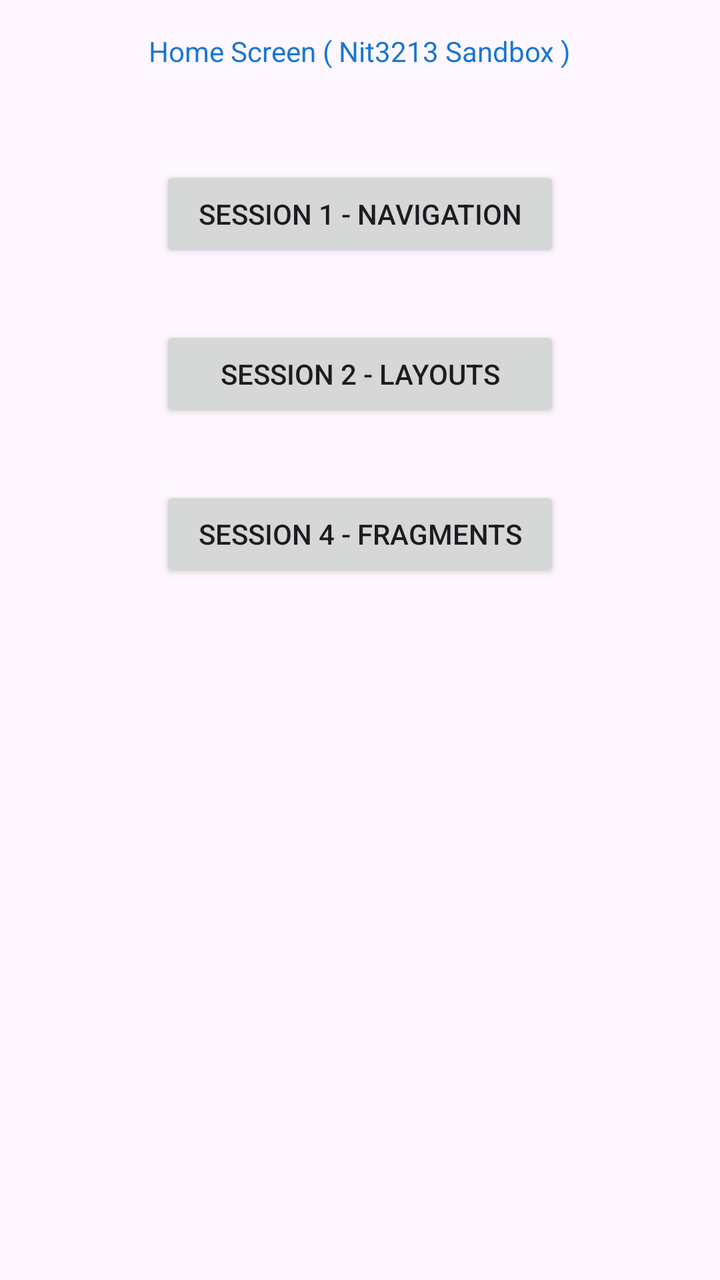
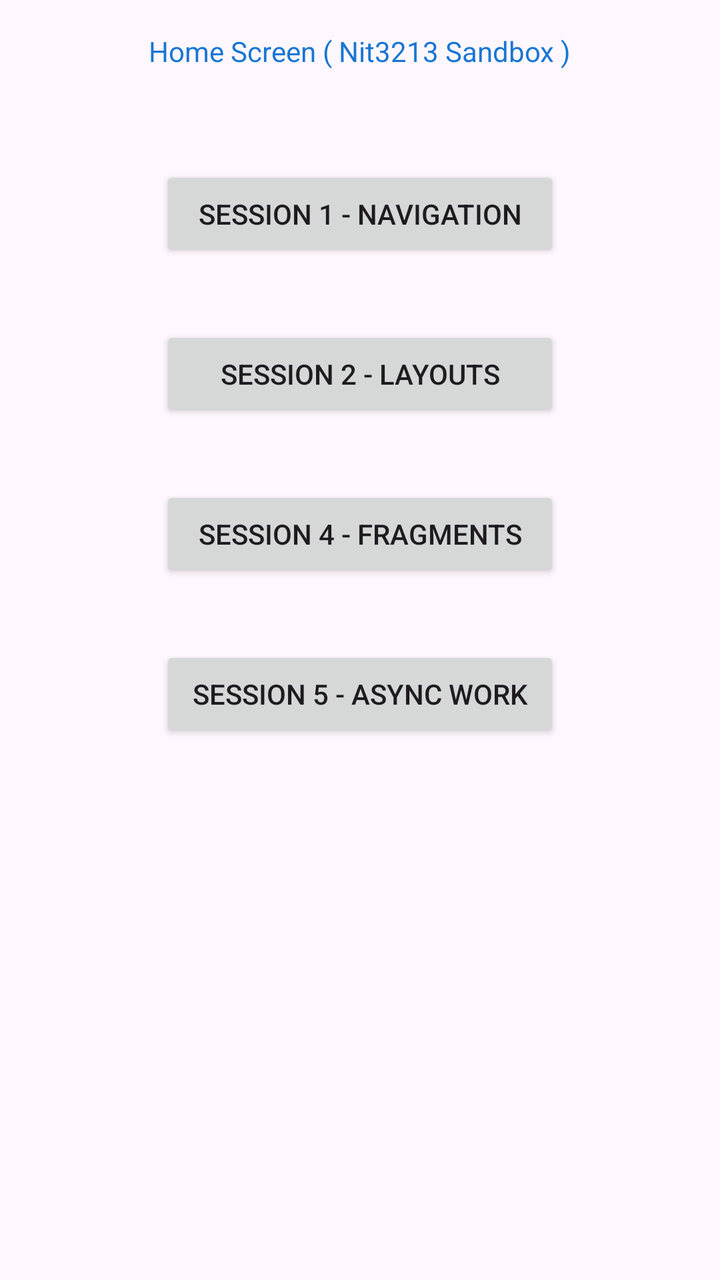

Before-and-after screenshots of an Android layout around one commit, followed by the original layout XML and the change that was made.
<!-- AndroidManifest.xml: application theme Theme.Nit3213SandBoxApp -->
<!-- res/layout/activity_home_screen.xml -->
<?xml version="1.0" encoding="utf-8"?>
<androidx.constraintlayout.widget.ConstraintLayout xmlns:android="http://schemas.android.com/apk/res/android"
    xmlns:app="http://schemas.android.com/apk/res-auto"
    xmlns:tools="http://schemas.android.com/tools"
    android:id="@+id/main"
    android:layout_width="match_parent"
    android:layout_height="match_parent"
    tools:context=".ui.HomeScreenActivity">

    <TextView
        android:id="@+id/homeScreenTitle"
        android:layout_width="wrap_content"
        android:layout_height="wrap_content"
        android:text="@string/home_screen_nit3213_sandbox"
        android:textColor="#1976D2"
        android:textFontWeight="500"
        app:layout_constraintEnd_toEndOf="parent"
        app:layout_constraintStart_toStartOf="parent"
        app:layout_constraintTop_toTopOf="parent"
        android:layout_marginTop="16dp"/>

    <LinearLayout
        android:layout_width="200dp"
        android:layout_height="wrap_content"
        app:layout_constraintEnd_toEndOf="parent"
        app:layout_constraintStart_toStartOf="parent"
        app:layout_constraintTop_toBottomOf="@id/homeScreenTitle"
        android:layout_marginTop="48dp"
        android:orientation="vertical">

        <Button
            android:id="@+id/s1NavigationButton"
            android:layout_width="match_parent"
            android:layout_height="wrap_content"
            android:text="session 1 - navigation"
            tools:layout_editor_absoluteX="111dp"
            tools:layout_editor_absoluteY="291dp" />

        <Button
            android:id="@+id/s2NavigationButton"
            android:layout_width="match_parent"
            android:layout_height="wrap_content"
            android:text="session 2 - layouts"
            tools:layout_editor_absoluteX="111dp"
            tools:layout_editor_absoluteY="291dp"
            android:layout_marginTop="32dp"/>

        <Button
            android:id="@+id/s3FragmentsNavigationButton"
            android:layout_width="match_parent"
            android:layout_height="wrap_content"
            android:text="session 4 - Fragments"
            tools:layout_editor_absoluteX="111dp"
            tools:layout_editor_absoluteY="291dp"
            android:layout_marginTop="32dp"/>


    </LinearLayout>


</androidx.constraintlayout.widget.ConstraintLayout>
<!-- resources referenced by this layout -->
<resources>
  <string name="home_screen_nit3213_sandbox">Home Screen ( Nit3213 Sandbox )</string>
  <style name="Theme.Nit3213SandBoxApp" parent="Base.Theme.Nit3213SandBoxApp" />
  <style name="Base.Theme.Nit3213SandBoxApp" parent="Theme.Material3.DayNight.NoActionBar">
          
          
      </style>
</resources>

<!-- the commit's change to res/layout/activity_home_screen.xml (unified diff, before → after) -->
@@ -54,6 +54,15 @@
             tools:layout_editor_absoluteY="291dp"
             android:layout_marginTop="32dp"/>
 
+        <Button
+            android:id="@+id/s5FragmentsNavigationButton"
+            android:layout_width="match_parent"
+            android:layout_height="wrap_content"
+            android:text="session 5 - Async Work"
+            tools:layout_editor_absoluteX="111dp"
+            tools:layout_editor_absoluteY="291dp"
+            android:layout_marginTop="32dp"/>
+
 
     </LinearLayout>
 
